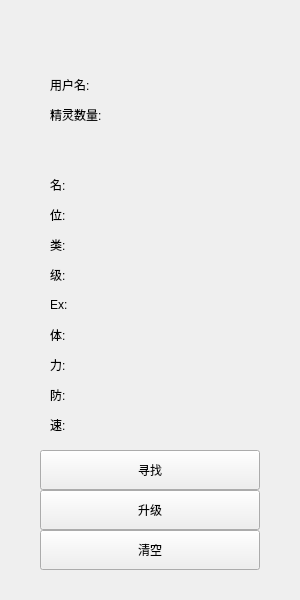
Qt form widget.ui (BuWH/Pokemon) before a commit.
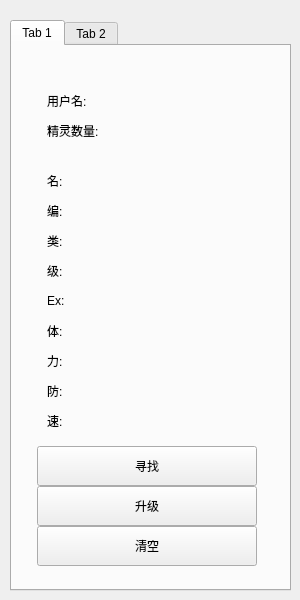
The same form after that commit. The open tabs and pages were chosen to show the change.

Commit message: try creature list

```diff
--- a/widget.ui
+++ b/widget.ui
@@ -16,30 +16,30 @@
   <property name="windowTitle">
    <string>Pokemon Test</string>
   </property>
-  <widget class="QLabel" name="name">
+     <widget class="QTabWidget" name="tabWidget">
    <property name="geometry">
     <rect>
-     <x>50</x>
-     <y>170</y>
-     <width>200</width>
-     <height>30</height>
+        <x>10</x>
+        <y>20</y>
+        <width>281</width>
+        <height>571</height>
     </rect>
    </property>
-   <property name="sizePolicy">
-    <sizepolicy hsizetype="Preferred" vsizetype="Preferred">
-     <horstretch>0</horstretch>
-     <verstretch>0</verstretch>
-    </sizepolicy>
+         <property name="currentIndex">
+             <number>1</number>
    </property>
-   <property name="text">
-    <string>名:</string>
-   </property>
-  </widget>
-  <widget class="QLabel" name="type">
+         <widget class="QWidget" name="tab_1">
+             <property name="autoFillBackground">
+                 <bool>false</bool>
+             </property>
+             <attribute name="title">
+                 <string>Tab 1</string>
+             </attribute>
+             <widget class="QLabel" name="creature_num">
    <property name="geometry">
     <rect>
-     <x>50</x>
-     <y>230</y>
+                         <x>35</x>
+                         <y>70</y>
      <width>200</width>
      <height>30</height>
     </rect>
@@ -51,14 +51,14 @@
     </sizepolicy>
    </property>
    <property name="text">
-    <string>类:</string>
+                     <string>精灵数量:</string>
    </property>
   </widget>
   <widget class="QPushButton" name="generate">
    <property name="geometry">
     <rect>
-     <x>40</x>
-     <y>450</y>
+                         <x>25</x>
+                         <y>400</y>
      <width>220</width>
      <height>40</height>
     </rect>
@@ -67,11 +67,119 @@
     <string>寻找</string>
    </property>
   </widget>
+             <widget class="QLabel" name="name">
+                 <property name="geometry">
+                     <rect>
+                         <x>35</x>
+                         <y>120</y>
+                         <width>200</width>
+                         <height>30</height>
+                     </rect>
+                 </property>
+                 <property name="sizePolicy">
+                     <sizepolicy hsizetype="Preferred" vsizetype="Preferred">
+                         <horstretch>0</horstretch>
+                         <verstretch>0</verstretch>
+                     </sizepolicy>
+                 </property>
+                 <property name="text">
+                     <string>名:</string>
+                 </property>
+             </widget>
+             <widget class="QLabel" name="speed">
+                 <property name="geometry">
+                     <rect>
+                         <x>35</x>
+                         <y>360</y>
+                         <width>200</width>
+                         <height>30</height>
+                     </rect>
+                 </property>
+                 <property name="sizePolicy">
+                     <sizepolicy hsizetype="Preferred" vsizetype="Preferred">
+                         <horstretch>0</horstretch>
+                         <verstretch>0</verstretch>
+                     </sizepolicy>
+                 </property>
+                 <property name="text">
+                     <string>速:</string>
+                 </property>
+             </widget>
+             <widget class="QPushButton" name="clear">
+                 <property name="geometry">
+                     <rect>
+                         <x>25</x>
+                         <y>480</y>
+                         <width>220</width>
+                         <height>40</height>
+                     </rect>
+                 </property>
+                 <property name="text">
+                     <string>清空</string>
+                 </property>
+             </widget>
+             <widget class="QLabel" name="defense">
+                 <property name="geometry">
+                     <rect>
+                         <x>35</x>
+                         <y>330</y>
+                         <width>200</width>
+                         <height>30</height>
+                     </rect>
+                 </property>
+                 <property name="sizePolicy">
+                     <sizepolicy hsizetype="Preferred" vsizetype="Preferred">
+                         <horstretch>0</horstretch>
+                         <verstretch>0</verstretch>
+                     </sizepolicy>
+                 </property>
+                 <property name="text">
+                     <string>防:</string>
+                 </property>
+             </widget>
+             <widget class="QLabel" name="hp">
+                 <property name="geometry">
+                     <rect>
+                         <x>35</x>
+                         <y>270</y>
+                         <width>200</width>
+                         <height>30</height>
+                     </rect>
+                 </property>
+                 <property name="sizePolicy">
+                     <sizepolicy hsizetype="Preferred" vsizetype="Preferred">
+                         <horstretch>0</horstretch>
+                         <verstretch>0</verstretch>
+                     </sizepolicy>
+                 </property>
+                 <property name="text">
+                     <string>体:</string>
+                 </property>
+             </widget>
+             <widget class="QLabel" name="user_name">
+                 <property name="geometry">
+                     <rect>
+                         <x>35</x>
+                         <y>40</y>
+                         <width>200</width>
+                         <height>30</height>
+                     </rect>
+                 </property>
+                 <property name="sizePolicy">
+                     <sizepolicy hsizetype="Preferred" vsizetype="Preferred">
+                         <horstretch>0</horstretch>
+                         <verstretch>0</verstretch>
+                     </sizepolicy>
+                 </property>
+                 <property name="text">
+                     <string>用户名:</string>
+                 </property>
+             </widget>
   <widget class="QPushButton" name="upgrade">
    <property name="geometry">
     <rect>
-     <x>40</x>
-     <y>490</y>
+                         <x>25</x>
+                         <y>440</y>
      <width>220</width>
      <height>40</height>
     </rect>
@@ -80,11 +188,49 @@
     <string>升级</string>
    </property>
   </widget>
+             <widget class="QLabel" name="type">
+                 <property name="geometry">
+                     <rect>
+                         <x>35</x>
+                         <y>180</y>
+                         <width>200</width>
+                         <height>30</height>
+                     </rect>
+                 </property>
+                 <property name="sizePolicy">
+                     <sizepolicy hsizetype="Preferred" vsizetype="Preferred">
+                         <horstretch>0</horstretch>
+                         <verstretch>0</verstretch>
+                     </sizepolicy>
+                 </property>
+                 <property name="text">
+                     <string>类:</string>
+                 </property>
+             </widget>
+             <widget class="QLabel" name="id">
+                 <property name="geometry">
+                     <rect>
+                         <x>35</x>
+                         <y>150</y>
+                         <width>200</width>
+                         <height>30</height>
+                     </rect>
+                 </property>
+                 <property name="sizePolicy">
+                     <sizepolicy hsizetype="Preferred" vsizetype="Preferred">
+                         <horstretch>0</horstretch>
+                         <verstretch>0</verstretch>
+                     </sizepolicy>
+                 </property>
+                 <property name="text">
+                     <string>编:</string>
+                 </property>
+             </widget>
   <widget class="QLabel" name="level">
    <property name="geometry">
     <rect>
-     <x>50</x>
-     <y>260</y>
+                         <x>35</x>
+                         <y>210</y>
      <width>200</width>
      <height>30</height>
     </rect>
@@ -99,30 +245,11 @@
     <string>级:</string>
    </property>
   </widget>
-  <widget class="QLabel" name="hp">
-   <property name="geometry">
-    <rect>
-     <x>50</x>
-     <y>320</y>
-     <width>200</width>
-     <height>30</height>
-    </rect>
-   </property>
-   <property name="sizePolicy">
-    <sizepolicy hsizetype="Preferred" vsizetype="Preferred">
-     <horstretch>0</horstretch>
-     <verstretch>0</verstretch>
-    </sizepolicy>
-   </property>
-   <property name="text">
-    <string>体:</string>
-   </property>
-  </widget>
   <widget class="QLabel" name="strength">
    <property name="geometry">
     <rect>
-     <x>50</x>
-     <y>350</y>
+                         <x>35</x>
+                         <y>300</y>
      <width>200</width>
      <height>30</height>
     </rect>
@@ -140,8 +267,8 @@
   <widget class="QLabel" name="exp">
    <property name="geometry">
     <rect>
-     <x>50</x>
-     <y>290</y>
+                         <x>35</x>
+                         <y>240</y>
      <width>200</width>
      <height>30</height>
     </rect>
@@ -156,113 +283,23 @@
     <string>Ex:</string>
    </property>
   </widget>
-  <widget class="QLabel" name="speed">
-   <property name="geometry">
-    <rect>
-     <x>50</x>
-     <y>410</y>
-     <width>200</width>
-     <height>30</height>
-    </rect>
-   </property>
-   <property name="sizePolicy">
-    <sizepolicy hsizetype="Preferred" vsizetype="Preferred">
-     <horstretch>0</horstretch>
-     <verstretch>0</verstretch>
-    </sizepolicy>
-   </property>
-   <property name="text">
-    <string>速:</string>
-   </property>
-  </widget>
-  <widget class="QLabel" name="defense">
+         </widget>
+         <widget class="QWidget" name="tab_2">
+             <attribute name="title">
+                 <string>Tab 2</string>
+             </attribute>
+             <widget class="QWidget" name="verticalLayoutWidget">
    <property name="geometry">
     <rect>
-     <x>50</x>
-     <y>380</y>
-     <width>200</width>
-     <height>30</height>
-    </rect>
-   </property>
-   <property name="sizePolicy">
-    <sizepolicy hsizetype="Preferred" vsizetype="Preferred">
-     <horstretch>0</horstretch>
-     <verstretch>0</verstretch>
-    </sizepolicy>
-   </property>
-   <property name="text">
-    <string>防:</string>
-   </property>
-  </widget>
-  <widget class="QLabel" name="id">
-   <property name="geometry">
-    <rect>
-     <x>50</x>
-     <y>200</y>
-     <width>200</width>
-     <height>30</height>
-    </rect>
-   </property>
-   <property name="sizePolicy">
-    <sizepolicy hsizetype="Preferred" vsizetype="Preferred">
-     <horstretch>0</horstretch>
-     <verstretch>0</verstretch>
-    </sizepolicy>
-   </property>
-   <property name="text">
-    <string>位:</string>
-   </property>
-  </widget>
-  <widget class="QLabel" name="user_name">
-   <property name="geometry">
-    <rect>
-     <x>50</x>
-     <y>70</y>
-     <width>200</width>
-     <height>30</height>
-    </rect>
-   </property>
-   <property name="sizePolicy">
-    <sizepolicy hsizetype="Preferred" vsizetype="Preferred">
-     <horstretch>0</horstretch>
-     <verstretch>0</verstretch>
-    </sizepolicy>
-   </property>
-   <property name="text">
-    <string>用户名:</string>
-   </property>
-  </widget>
-  <widget class="QPushButton" name="clear">
-   <property name="geometry">
-    <rect>
-     <x>40</x>
-     <y>530</y>
-     <width>220</width>
-     <height>40</height>
-    </rect>
-   </property>
-   <property name="text">
-    <string>清空</string>
-   </property>
-  </widget>
-  <widget class="QLabel" name="creature_num">
-   <property name="geometry">
-    <rect>
-     <x>50</x>
-     <y>100</y>
-     <width>200</width>
-     <height>30</height>
-    </rect>
-   </property>
-   <property name="sizePolicy">
-    <sizepolicy hsizetype="Preferred" vsizetype="Preferred">
-     <horstretch>0</horstretch>
-     <verstretch>0</verstretch>
-    </sizepolicy>
-   </property>
-   <property name="text">
-    <string>精灵数量:</string>
-   </property>
+                         <x>30</x>
+                         <y>30</y>
+                         <width>131</width>
+                         <height>431</height>
+                     </rect>
+                 </property>
+                 <layout class="QVBoxLayout" name="creatures_Layout"/>
+             </widget>
+         </widget>
   </widget>
  </widget>
  <layoutdefault spacing="6" margin="11"/>
```
Lines whose indentation alone changed are shown as unchanged. The commit also changes 7 other files.
